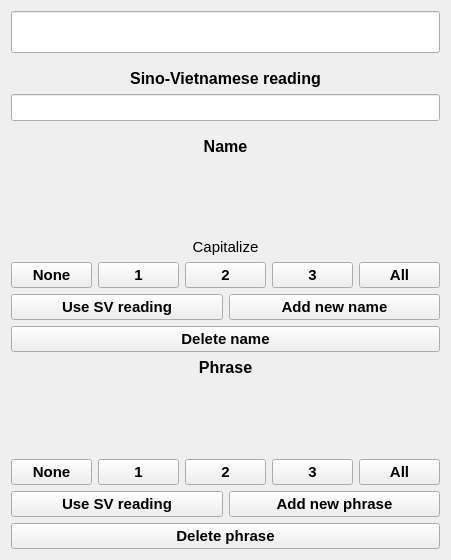
masceron/Hanvi, file components/dictpopup.ui: the form before one commit.
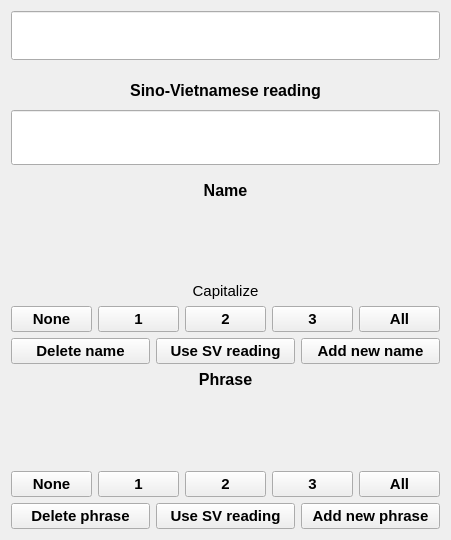
The form after the commit. Custom widgets are drawn as their Qt base class.

```diff
--- a/components/dictpopup.ui
+++ b/components/dictpopup.ui
@@ -7,25 +7,25 @@
     <x>0</x>
     <y>0</y>
     <width>451</width>
-    <height>560</height>
+    <height>540</height>
    </rect>
   </property>
   <property name="minimumSize">
    <size>
     <width>412</width>
-    <height>560</height>
+    <height>540</height>
    </size>
   </property>
   <property name="maximumSize">
    <size>
     <width>451</width>
-    <height>560</height>
+    <height>540</height>
    </size>
   </property>
   <property name="windowTitle">
    <string>DictPopup</string>
   </property>
-  <layout class="QVBoxLayout" name="verticalLayout_2" stretch="1,2,3,3,0">
+  <layout class="QVBoxLayout" name="verticalLayout_2" stretch="1,2,3,3">
    <item>
     <widget class="QLineEdit" name="original">
      <property name="sizePolicy">
@@ -123,7 +123,7 @@
     </layout>
    </item>
    <item>
-    <layout class="QVBoxLayout" name="nm" stretch="1,0,1,1,1,0">
+    <layout class="QVBoxLayout" name="nm" stretch="1,0,1,1,1">
      <property name="topMargin">
       <number>10</number>
      </property>
@@ -348,6 +348,20 @@
      </item>
      <item>
       <layout class="QHBoxLayout" name="horizontalLayout_3">
+       <item>
+        <widget class="QPushButton" name="delete_node_name">
+         <property name="styleSheet">
+          <string notr="true">font-size: 11pt;
+font-weight: bold;</string>
+         </property>
+         <property name="text">
+          <string>Delete name</string>
+         </property>
+         <property name="autoDefault">
+          <bool>false</bool>
+         </property>
+        </widget>
+       </item>
        <item>
         <widget class="QPushButton" name="use_sv_reading_name">
          <property name="sizePolicy">
@@ -393,20 +407,6 @@
        </item>
       </layout>
      </item>
-     <item>
-      <widget class="QPushButton" name="delete_node_name">
-       <property name="styleSheet">
-        <string notr="true">font-size: 11pt;
-font-weight: bold;</string>
-       </property>
-       <property name="text">
-        <string>Delete name</string>
-       </property>
-       <property name="autoDefault">
-        <bool>false</bool>
-       </property>
-      </widget>
-     </item>
     </layout>
    </item>
    <item>
@@ -579,6 +579,20 @@
      </item>
      <item>
       <layout class="QHBoxLayout" name="horizontalLayout_4">
+       <item>
+        <widget class="QPushButton" name="delete_node_phrase">
+         <property name="styleSheet">
+          <string notr="true">font-size: 11pt;
+font-weight: bold;</string>
+         </property>
+         <property name="text">
+          <string>Delete phrase</string>
+         </property>
+         <property name="autoDefault">
+          <bool>false</bool>
+         </property>
+        </widget>
+       </item>
        <item>
         <widget class="QPushButton" name="use_sv_reading_phrase">
          <property name="focusPolicy">
@@ -611,20 +625,6 @@
      </item>
     </layout>
    </item>
-   <item>
-    <widget class="QPushButton" name="delete_node_phrase">
-     <property name="styleSheet">
-      <string notr="true">font-size: 11pt;
-font-weight: bold;</string>
-     </property>
-     <property name="text">
-      <string>Delete phrase</string>
-     </property>
-     <property name="autoDefault">
-      <bool>false</bool>
-     </property>
-    </widget>
-   </item>
   </layout>
  </widget>
  <customwidgets>
```
